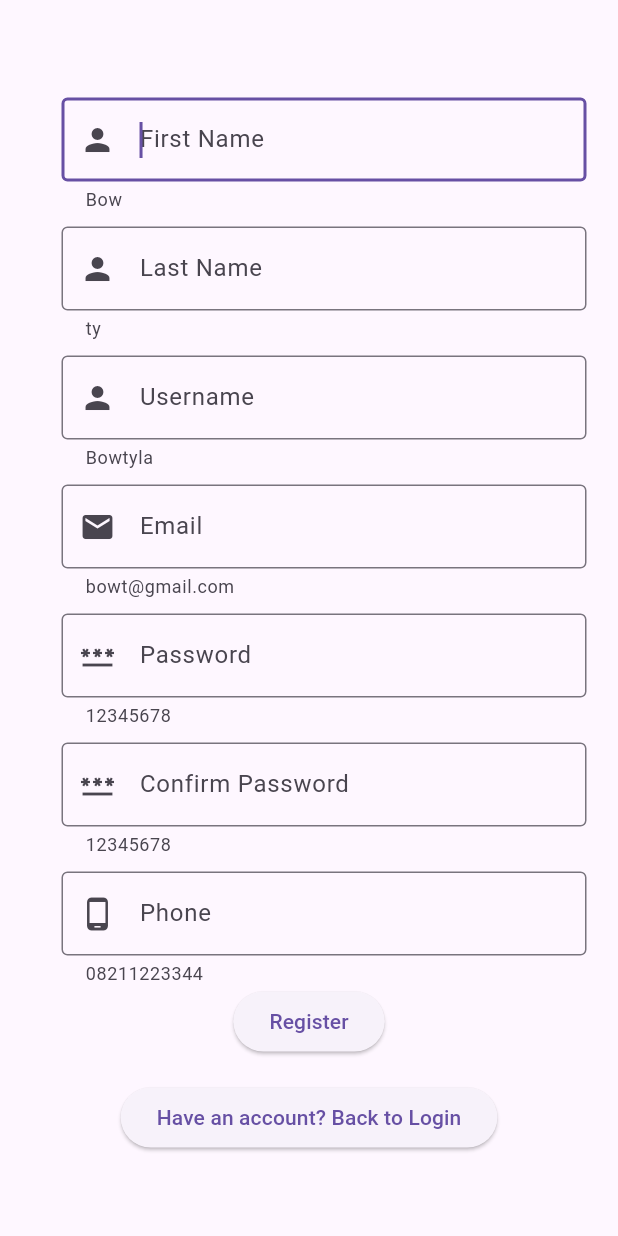
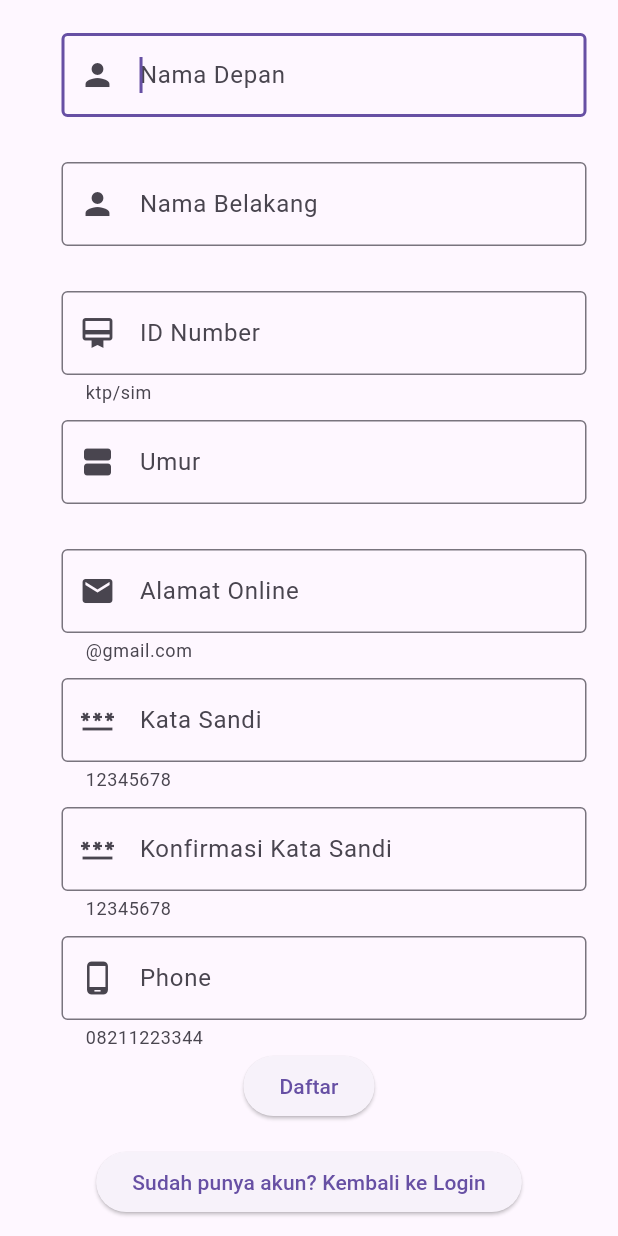
Before and after one commit to AndreasKuncoro11788/2_B_Gym, a Flutter app: the RegisterView screen opened directly, on a phone screen of 412 x 824 dp. Run offline on Flutter 3.47's test engine with Material 3 defaults, Android fonts, the phone set to English and light mode, and no system bars; our stand-ins replace font_awesome_flutter.

Commit message:
register diubah

```diff
--- a/lib/view/register.dart
+++ b/lib/view/register.dart
@@ -12,13 +12,15 @@ class RegisterView extends StatefulWidget {
 class _RegisterViewState extends State<RegisterView> {
   final _formKey = GlobalKey<FormState>();
 
-  TextEditingController firstNameController = TextEditingController();
-  TextEditingController lastNameController = TextEditingController();
-  TextEditingController usernameController = TextEditingController();
-  TextEditingController emailController = TextEditingController();
-  TextEditingController passwordController = TextEditingController();
-  TextEditingController confirmPasswordController = TextEditingController();
-  TextEditingController phoneController = TextEditingController();
+  TextEditingController namaDepanController = TextEditingController();
+  TextEditingController namaBelakangController = TextEditingController();
+  TextEditingController nomorIdentitasController = TextEditingController();
+  TextEditingController jenisKelaminController = TextEditingController();
+  TextEditingController umurController = TextEditingController();
+  TextEditingController alamatEmailController = TextEditingController();
+  TextEditingController kataSandiController = TextEditingController();
+  TextEditingController konfirmasiKataSandiController = TextEditingController();
+  TextEditingController nomorTeleponController = TextEditingController();
 
   @override
   Widget build(BuildContext context) {
@@ -34,52 +36,58 @@ class _RegisterViewState extends State<RegisterView> {
                   inputForm(
                     (p0) {
                       if (p0 == null || p0.isEmpty) {
-                        return 'First name cannot be empty';
+                        return 'tidak boleh kosong';
                       }
                       return null;
                     },
-                    controller: firstNameController,
-                    hintTxt: 'First Name',
-                    helperTxt: 'Bow',
+                    controller: namaDepanController,
+                    hintTxt: 'Nama Depan',
+                    helperTxt: '',
                     iconData: Icons.person),
                   inputForm(
                     (p0) {
                       if (p0 == null || p0.isEmpty) {
-                        return 'Last name cannot be empty';
+                        return 'tidak boleh kosong';
                       }
                       return null;
                     },
-                    controller: lastNameController,
-                    hintTxt: 'Last Name',
-                    helperTxt: 'ty',
+                    controller: namaBelakangController,
+                    hintTxt: 'Nama Belakang',
+                    helperTxt: '',
                     iconData: Icons.person),
                   inputForm(
                     (p0) {
                       if (p0 == null || p0.isEmpty) {
-                        return 'Username cannot be empty';
-                      }
-                      if (p0.toLowerCase() == 'anjing') {
-                        return 'Tidak boleh menggunakan kata kasar';
+                        return 'tidak boleh kosong';
                       }
                       return null;
                     },
-                    controller: usernameController,
-                    hintTxt: 'Username',
-                    helperTxt: 'Bowtyla',
-                    iconData: Icons.person),
+                    controller: nomorIdentitasController,
+                    hintTxt: 'ID Number',
+                    helperTxt: 'ktp/sim',
+                    iconData: Icons.card_membership),
                   inputForm(
                     (p0) {
                       if (p0 == null || p0.isEmpty) {
-                        return 'Email cannot be empty';
-                      }
-                      if (!p0.contains('@')) {
-                        return 'Must consist @';
+                        return 'tidak boleh kosong';
                       }
                       return null;
                     },
-                    controller: emailController,
-                    hintTxt: 'Email',
-                    helperTxt: 'bowt@gmail.com',
+                    controller: umurController,
+                    hintTxt: 'Umur',
+                    helperTxt: '',
+                    iconData: Icons.view_agenda),
+                  inputForm(
+                    (p0) {
+                      if (p0 == null || p0.isEmpty) {
+                        return 'tidak boleh kosong';
+                      }
+
+                      return null;
+                    },
+                    controller: alamatEmailController,
+                    hintTxt: 'Alamat Online',
+                    helperTxt: '@gmail.com',
                     iconData: Icons.email),
                   inputForm(
                     (p0) {
@@ -91,8 +99,8 @@ class _RegisterViewState extends State<RegisterView> {
                       }
                       return null;
                     },
-                    controller: passwordController,
-                    hintTxt: 'Password',
+                    controller: kataSandiController,
+                    hintTxt: 'Kata Sandi',
                     helperTxt: '12345678',
                     iconData: Icons.password,
                     password: true),
@@ -101,24 +109,24 @@ class _RegisterViewState extends State<RegisterView> {
                       if (p0 == null || p0.isEmpty) {
                         return 'Confirm password cannot be empty';
                       }
-                      if (p0 != passwordController.text) {
+                      if (p0 != kataSandiController.text) {
                         return 'Wrong Password';
                       }
                       return null;
                     },
-                    controller: confirmPasswordController,
-                    hintTxt: 'Confirm Password',
+                    controller: konfirmasiKataSandiController,
+                    hintTxt: 'Konfirmasi Kata Sandi',
                     helperTxt: '12345678',
                     iconData: Icons.password,
                     password: true),
                   inputForm(
                     (p0) {
                       if (p0 == null || p0.isEmpty) {
-                        return 'Phone cannot be empty';
+                        return 'tidak boleh kosong';
                       }
                       return null;
                     },
-                    controller: phoneController,
+                    controller: nomorTeleponController,
                     hintTxt: 'Phone',
                     helperTxt: '08211223344',
                     iconData: Icons.phone_android),
@@ -128,12 +136,15 @@ class _RegisterViewState extends State<RegisterView> {
                     onPressed: () {
                       if (_formKey.currentState!.validate()) {
                         Map<String, dynamic> formData = {};
-                        formData['firstName'] = firstNameController.text;
-                        formData['lastName'] = lastNameController.text;
-                        formData['username'] = usernameController.text;
-                        formData['email'] = emailController.text;
-                        formData['password'] = passwordController.text;
-                        formData['phone'] = phoneController.text;
+                        formData['namaDepan'] = namaDepanController.text;
+                        formData['namaBelakang'] = namaBelakangController.text;
+                        formData['nomorIdentitas'] = nomorIdentitasController.text;
+                        formData['jenisKelamin'] = jenisKelaminController.text;
+                        formData['umur'] = umurController.text;
+                        formData['alamatEmail'] = alamatEmailController.text;
+                        formData['kataSandi'] = kataSandiController.text;
+                        formData['konfirmasiKataSandi'] = konfirmasiKataSandiController.text;
+                        formData['nomorTelepon'] = nomorTeleponController.text;
 
                         Navigator.push(
                           context,
@@ -143,7 +154,7 @@ class _RegisterViewState extends State<RegisterView> {
                         );
                       }
                     },
-                    child: const Text('Register'),
+                    child: const Text('Daftar'),
                   ),
 
                   const SizedBox(height: 16),
@@ -157,7 +168,7 @@ class _RegisterViewState extends State<RegisterView> {
                         ),
                       );
                     },
-                    child: const Text('Have an account? Back to Login'),
+                    child: const Text('Sudah punya akun? Kembali ke Login'),
                   ),
                 ],
               ),
```
